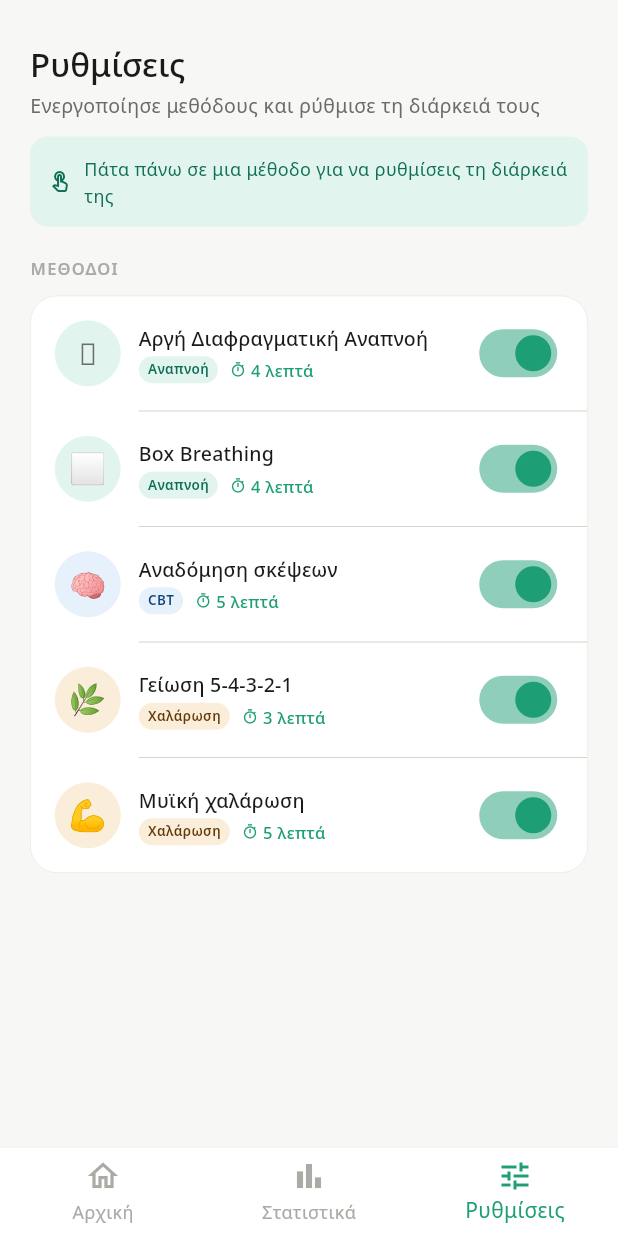
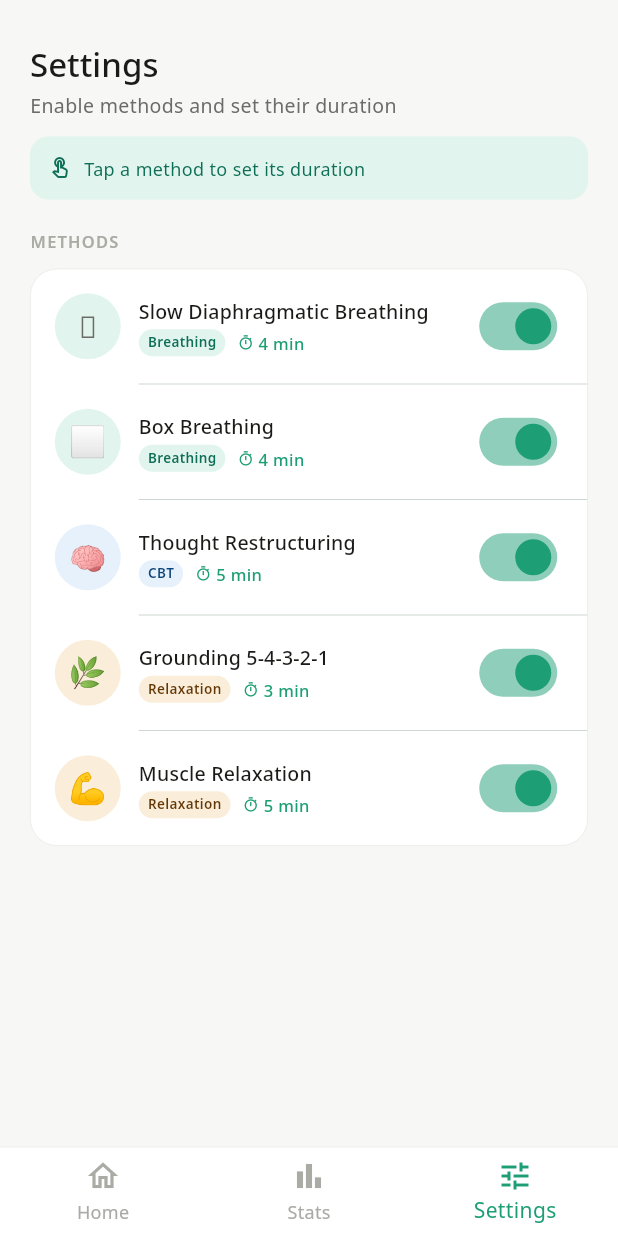
Before and after one commit to SteliosVan/AntiStress, a Flutter app: the screen it shows after launch, item 3 of the bottom bar chosen, on a phone screen of 412 x 824 dp. Run offline on Flutter 3.47's test engine with Material 3 defaults, Android fonts, the phone set to English and light mode, and no system bars; our stand-ins replace fl_chart, google_fonts, shared_preferences.

Commit message:
translated to engish

```diff
--- a/lib/data/exercises.dart
+++ b/lib/data/exercises.dart
@@ -48,11 +48,11 @@ class Exercise {
   String get typeName {
     switch (type) {
       case ExerciseType.breathing:
-        return 'Αναπνοή';
+        return 'Breathing';
       case ExerciseType.cbt:
         return 'CBT';
       case ExerciseType.relaxation:
-        return 'Χαλάρωση';
+        return 'Relaxation';
     }
   }
 }
@@ -60,10 +60,10 @@ class Exercise {
 final List<Exercise> exercises = [
   Exercise(
     id: '478',
-    name: 'Αργή Διαφραγματική Αναπνοή',
-    tagline: 'Ενεργοποιεί το παρασυμπαθητικό',
+    name: 'Slow Diaphragmatic Breathing',
+    tagline: 'Activates the parasympathetic system',
     description:
-        'Η τεχνική 4-7-8 ενεργοποιεί το παρασυμπαθητικό νευρικό σύστημα, μειώνοντας άμεσα τη φυσιολογική διέγερση του άγχους. Ιδανική για στιγμές έντασης.',
+        'The 4-7-8 technique activates the parasympathetic nervous system, reducing the physiological stress response. Ideal for tense moments.',
     type: ExerciseType.breathing,
     emoji: '🫁',
     durationMinutes: 4,
@@ -71,29 +71,29 @@ final List<Exercise> exercises = [
     textColor: const Color(0xFF0F6E56),
     steps: const [
       ExerciseStep(
-        title: 'Προετοιμασία',
+        title: 'Preparation',
         body:
-            'Κάθισε αναπαυτικά με την πλάτη ίσια. Χαλάρωσε τους ώμους σου.',
+            'Sit comfortably with your back straight. Relax your shoulders.',
       ),
       ExerciseStep(
-        title: 'Ακολούθησε τον ρυθμό',
-        body: 'Εισπνοή 5 δευτ. → εκπνοή 5 δευτ.',
+        title: 'Follow the rhythm',
+        body: 'Inhale 5 sec → exhale 5 sec',
         hasBreathAnimation: true,
         breathDurationSeconds: 10,
       ),
       ExerciseStep(
-        title: 'Ολοκληρώθηκε!',
+        title: 'Completed!',
         body:
-            'Μπράβο! Οι 4 κύκλοι ολοκληρώθηκαν. Παρατήρησε πώς νιώθεις τώρα σε σύγκριση με πριν.',
+            'Well done! Notice how you feel now compared to before.',
       ),
     ],
   ),
   Exercise(
     id: 'box',
     name: 'Box Breathing',
-    tagline: 'Τεχνική Navy SEALs',
+    tagline: 'Navy SEALs technique',
     description:
-        'Η τετράγωνη αναπνοή χρησιμοποιείται από επαγγελματίες υψηλού στρες για άμεσο έλεγχο του νευρικού συστήματος. Απλή, ισορροπημένη, αποτελεσματική.',
+        'Box breathing is used by high-stress professionals for direct nervous system control. Simple, balanced, effective.',
     type: ExerciseType.breathing,
     emoji: '⬜',
     durationMinutes: 4,
@@ -101,29 +101,29 @@ final List<Exercise> exercises = [
     textColor: const Color(0xFF0F6E56),
     steps: const [
       ExerciseStep(
-        title: 'Προετοιμασία',
-        body: 'Κάθισε αναπαυτικά με την πλάτη ίσια. Χαλάρωσε τους ώμους σου.',
+        title: 'Preparation',
+        body: 'Sit comfortably with your back straight. Relax your shoulders.',
       ),
       ExerciseStep(
-        title: 'Ακολούθησε τον ρυθμό',
+        title: 'Follow the rhythm',
         body:
-            'Εισπνοή 4 δευτ. → Κράτα 4 δευτ. → Εκπνοή 4 δευτ. → Κράτα 4 δευτ.',
+            'Inhale 4 sec → hold 4 sec → exhale 4 sec → hold 4 sec',
         hasBreathAnimation: true,
         breathDurationSeconds: 16,
       ),
       ExerciseStep(
-        title: 'Τέλεια!',
+        title: 'Great job!',
         body:
-            'Οι 5 κύκλοι ολοκληρώθηκαν. Αυτή η τεχνική μπορεί να επαναλαμβάνεται όποτε χρειαστείς.',
+            'The 5 cycles are complete. This technique can be repeated whenever you need it.',
       ),
     ],
   ),
   Exercise(
     id: 'cbt',
-    name: 'Αναδόμηση σκέψεων',
-    tagline: 'Γνωσιακή τεχνική CBT',
+    name: 'Thought Restructuring',
+    tagline: 'CBT technique',
     description:
-        'Η γνωσιακή αναδόμηση (CBT) βοηθά να αλλάξεις τον τρόπο που ερμηνεύεις στρεσογόνες καταστάσεις, αντικαθιστώντας αυτόματες αρνητικές σκέψεις με πιο ισορροπημένες.',
+        'Cognitive restructuring (CBT) helps you change how you interpret stressful situations, replacing automatic negative thoughts with more balanced ones.',
     type: ExerciseType.cbt,
     emoji: '🧠',
     durationMinutes: 5,
@@ -131,38 +131,38 @@ final List<Exercise> exercises = [
     textColor: const Color(0xFF0C447C),
     steps: const [
       ExerciseStep(
-        title: 'Εισαγωγή',
+        title: 'Introduction',
         body:
-            'Θα εξετάσουμε μια αγχώδη σκέψη βήμα-βήμα. Στόχος είναι να τη δούμε πιο αντικειμενικά — όχι να την αγνοήσουμε.',
+            'We will examine a stressful thought step-by-step. The goal is to see it more objectively — not ignore it.',
       ),
       ExerciseStep(
-        title: 'Γράψε τη σκέψη',
-        body: 'Ποια είναι η αγχώδης σκέψη που σε απασχολεί αυτή τη στιγμή;',
+        title: 'Write the thought',
+        body: 'What stressful thought is bothering you right now?',
         hasInput: true,
-        inputHint: 'π.χ. "Δεν θα τα καταφέρω στη δουλειά..."',
+        inputHint: 'e.g. "I won’t succeed at work..."',
       ),
       ExerciseStep(
-        title: 'Αμφισβήτησέ την',
+        title: 'Question it',
         body:
-            'Αυτή η σκέψη βασίζεται σε γεγονότα ή σε φόβο; Τι θα έλεγες σε έναν φίλο που την είχε;',
+            'Is this thought based on facts or fear? What would you say to a friend who had it?',
         hasInput: true,
-        inputHint: 'Τα αποδεικτικά στοιχεία λένε ότι...',
+        inputHint: 'The evidence shows that...',
       ),
       ExerciseStep(
-        title: 'Ισορροπημένη σκέψη',
+        title: 'Balanced thought',
         body:
-            'Γράψε μια πιο ισορροπημένη εκδοχή της αρχικής σκέψης. Δεν χρειάζεται να είναι θετική — απλά ρεαλιστική.',
+            'Write a more balanced version of the original thought. It doesn’t need to be positive — just realistic.',
         hasInput: true,
-        inputHint: 'Μια πιο ισορροπημένη σκέψη θα ήταν...',
+        inputHint: 'A more balanced thought could be...',
       ),
     ],
   ),
   Exercise(
     id: 'grounding',
-    name: 'Γείωση 5-4-3-2-1',
-    tagline: 'Αισθητηριακή εστίαση στο παρόν',
+    name: 'Grounding 5-4-3-2-1',
+    tagline: 'Present-moment sensory focus',
     description:
-        'Η τεχνική 5-4-3-2-1 σε αγκυρώνει στο παρόν μέσω των αισθήσεων, διακόπτοντας τον κύκλο αγχώδους σκέψης. Βασίζεται σε αρχές mindfulness.',
+        'The 5-4-3-2-1 technique anchors you in the present through the senses, interrupting the anxious thought cycle. Based on mindfulness principles.',
     type: ExerciseType.relaxation,
     emoji: '🌿',
     durationMinutes: 3,
@@ -170,28 +170,28 @@ final List<Exercise> exercises = [
     textColor: const Color(0xFF633806),
     steps: const [
       ExerciseStep(
-        title: 'Προετοιμασία',
+        title: 'Preparation',
         body:
-            'Κοίτα γύρω σου αργά. Πάρε μια βαθιά ανάσα. Θα χρησιμοποιήσουμε τις 5 αισθήσεις για να επιστρέψουμε στο παρόν.',
+            'Look around slowly. Take a deep breath. We will use the 5 senses to return to the present.',
       ),
       ExerciseStep(
-        title: 'Εντόπισε αισθήσεις',
+        title: 'Sense awareness',
         body:
-            '5 πράγματα που ΒΛΕΠΕΙΣ\n4 που ΑΓΓΙΖΕΙΣ\n3 που ΑΚΟΥΣ\n2 που ΜΥΡΙΖΕΙΣ\n1 που ΓΕΥΕΣΑΙ\n\nΠες τα αργά μέσα σου, ένα-ένα.',
+            '5 things you SEE\n4 you TOUCH\n3 you HEAR\n2 you SMELL\n1 you TASTE\n\nSay them slowly in your mind, one by one.',
       ),
       ExerciseStep(
-        title: 'Ολοκληρώθηκε!',
+        title: 'Completed!',
         body:
-            'Είσαι εδώ, στο παρόν. Αυτή η τεχνική μπορεί να γίνει παντού και οποτεδήποτε νιώσεις ότι το μυαλό σου "τρέχει".',
+            'You are here, in the present. This technique can be used anywhere, anytime you feel your mind racing.',
       ),
     ],
   ),
   Exercise(
     id: 'pmt',
-    name: 'Μυϊκή χαλάρωση',
-    tagline: 'Προοδευτική ένταση-χαλάρωση',
+    name: 'Muscle Relaxation',
+    tagline: 'Progressive tension-relaxation',
     description:
-        'Η προοδευτική μυϊκή χαλάρωση (PMR) μειώνει τη σωματική ένταση εναλλάσσοντας σφίξιμο και χαλάρωση σε κάθε μυϊκή ομάδα. Αποδεδειγμένη τεχνική κατά του άγχους.',
+        'Progressive muscle relaxation (PMR) reduces physical tension by alternating tightening and releasing each muscle group. A proven stress-relief technique.',
     type: ExerciseType.relaxation,
     emoji: '💪',
     durationMinutes: 5,
@@ -199,24 +199,24 @@ final List<Exercise> exercises = [
     textColor: const Color(0xFF633806),
     steps: const [
       ExerciseStep(
-        title: 'Προετοιμασία',
+        title: 'Preparation',
         body:
-            'Ξάπλωσε ή κάθισε αναπαυτικά. Θα διατρέξουμε 4 μυϊκές ομάδες: σφίξε κάθε μία για 5 δευτερόλεπτα, μετά χαλάρωσε πλήρως.',
+            'Lie down or sit comfortably. We will go through 4 muscle groups: tense each one for 5 seconds, then fully release.',
       ),
       ExerciseStep(
-        title: 'Πόδια & κνήμες',
+        title: 'Legs & calves',
         body:
-            'Σφίξε τα δάχτυλα των ποδιών σφιχτά για 5 δευτ.\nΜετά άφησε τα να χαλαρώσουν εντελώς για 20 δευτ.\nΠαρατήρησε τη διαφορά.',
+            'Tighten your toes and feet for 5 sec.\nThen let them fully relax for 20 sec.\nNotice the difference.',
       ),
       ExerciseStep(
-        title: 'Κοιλιά & στήθος',
+        title: 'Abs & chest',
         body:
-            'Πάρε βαθιά ανάσα και σφίξε την κοιλιά σου σφιχτά για 5 δευτ.\nΕκπνέεις αργά και χαλαρώνεις πλήρως για 20 δευτ.',
+            'Take a deep breath and tighten your abdomen for 5 sec.\nExhale slowly and fully relax for 20 sec.',
       ),
       ExerciseStep(
-        title: 'Χέρια & ώμοι',
+        title: 'Arms & shoulders',
         body:
-            'Σφίξε τις γροθιές και ανέβασε τους ώμους προς τα αυτιά για 5 δευτ.\nΑπελευθέρωσε και άφησε τα χέρια να πέσουν βαριά.',
+            'Clench your fists and lift your shoulders toward your ears for 5 sec.\nRelease and let your arms fall heavy.',
       ),
     ],
   ),
--- a/lib/main.dart
+++ b/lib/main.dart
@@ -68,17 +68,17 @@ class _MainShellState extends State<MainShell> {
             BottomNavigationBarItem(
               icon: Icon(Icons.home_outlined),
               activeIcon: Icon(Icons.home),
-              label: 'Αρχική',
+              label: 'Home',
             ),
             BottomNavigationBarItem(
               icon: Icon(Icons.bar_chart_outlined),
               activeIcon: Icon(Icons.bar_chart),
-              label: 'Στατιστικά',
+              label: 'Stats',
             ),
             BottomNavigationBarItem(
               icon: Icon(Icons.tune_outlined),
               activeIcon: Icon(Icons.tune),
-              label: 'Ρυθμίσεις',
+              label: 'Settings',
             ),
           ],
         ),
--- a/lib/screens/exercise_screen.dart
+++ b/lib/screens/exercise_screen.dart
@@ -81,7 +81,7 @@ class _ExerciseScreenState extends State<ExerciseScreen> {
         leading: IconButton(
           icon: const Icon(Icons.close, size: 24),
           color: const Color(0xFFA32D2D),
-          tooltip: 'Ακύρωση',
+          tooltip: 'Cancel',
           onPressed: _cancelSession,
         ),
         title: Column(
@@ -90,7 +90,7 @@ class _ExerciseScreenState extends State<ExerciseScreen> {
             Text(widget.exercise.name,
                 style: const TextStyle(fontSize: 15)),
             if (_durationMinutes > 0)
-              Text('$_durationMinutes λεπτά',
+              Text('$_durationMinutes min',
                   style: const TextStyle(
                       fontSize: 11, color: AppTheme.textTertiary)),
           ],
@@ -99,7 +99,7 @@ class _ExerciseScreenState extends State<ExerciseScreen> {
           IconButton(
             icon: const Icon(Icons.check_circle_outline, size: 26),
             color: AppTheme.primary,
-            tooltip: 'Ολοκλήρωση & Αξιολόγηση',
+            tooltip: 'Complete & review',
             onPressed: _completeSession,
           ),
           const SizedBox(width: 4),
@@ -167,7 +167,7 @@ class _ExerciseScreenState extends State<ExerciseScreen> {
                               const Icon(Icons.timer_outlined,
                                   size: 14, color: AppTheme.primaryDark),
                               const SizedBox(width: 6),
-                              Text('Διάρκεια: $_durationMinutes λεπτά',
+                              Text('Duration: $_durationMinutes min',
                                   style: const TextStyle(
                                       fontSize: 12,
                                       color: AppTheme.primaryDark,
@@ -249,9 +249,9 @@ class _ExerciseScreenState extends State<ExerciseScreen> {
             ),
 
             // Bottom button:
-            // First step → "Έναρξη"
+            // First step → "Start"
             // Middle steps → no button (user uses ✓ to complete)
-            // Last step → "Ολοκλήρωση & Αξιολόγηση"
+            // Last step → "Complete & review"
             if (isFirst || isLast)
               Padding(
                 padding: const EdgeInsets.fromLTRB(20, 0, 20, 20),
@@ -268,7 +268,7 @@ class _ExerciseScreenState extends State<ExerciseScreen> {
                       elevation: 0,
                     ),
                     child: Text(
-                      isFirst ? 'Έναρξη →' : 'Ολοκλήρωση & Αξιολόγηση →',
+                      isFirst ? 'Start →' : 'Complete & Review →',
                       style: const TextStyle(
                           fontSize: 15, fontWeight: FontWeight.w500),
                     ),
--- a/lib/screens/method_select_screen.dart
+++ b/lib/screens/method_select_screen.dart
@@ -63,7 +63,7 @@ class _MethodSelectScreenState extends State<MethodSelectScreen> {
           icon: const Icon(Icons.close),
           onPressed: () => Navigator.pop(context),
         ),
-        title: const Text('Επέλεξε μέθοδο'),
+        title: const Text('Choose a method'),
       ),
       body: SafeArea(
         child: Column(
@@ -72,7 +72,7 @@ class _MethodSelectScreenState extends State<MethodSelectScreen> {
             Padding(
               padding: const EdgeInsets.fromLTRB(24, 8, 24, 16),
               child: Text(
-                'Ποια μέθοδο θέλεις να ακολουθήσεις;',
+                'Which method do you want to follow?',
                 style: Theme.of(context).textTheme.bodyLarge,
               ),
             ),
@@ -84,11 +84,11 @@ class _MethodSelectScreenState extends State<MethodSelectScreen> {
                   children: [
                     Icon(Icons.tune, size: 48, color: AppTheme.textTertiary),
                     const SizedBox(height: 12),
-                    Text('Καμία μέθοδος ενεργοποιημένη',
+                    Text('No methods enabled',
                         style: Theme.of(context).textTheme.titleMedium
                             ?.copyWith(color: AppTheme.textSecondary)),
                     const SizedBox(height: 6),
-                    Text('Πήγαινε στις Ρυθμίσεις',
+                    Text('Go to Settings',
                         style: Theme.of(context).textTheme.bodyMedium),
                   ],
                 ),
@@ -167,7 +167,7 @@ class _MethodSelectScreenState extends State<MethodSelectScreen> {
                                         size: 13,
                                         color: AppTheme.primary),
                                     const SizedBox(width: 4),
-                                    Text('${duration.toInt()} λεπτά',
+                                    Text('${duration.toInt()} min',
                                         style: TextStyle(
                                             fontSize: 11,
                                             color: AppTheme.primary,
--- a/lib/screens/settings_screen.dart
+++ b/lib/screens/settings_screen.dart
@@ -98,7 +98,7 @@ class _SettingsScreenState extends State<SettingsScreen> {
                     children: [
                       Text(ex.name,
                           style: Theme.of(ctx).textTheme.titleMedium),
-                      Text('Ρύθμιση διάρκειας',
+                      Text('Duration setting',
                           style: Theme.of(ctx).textTheme.bodyMedium),
                     ],
                   ),
@@ -107,7 +107,7 @@ class _SettingsScreenState extends State<SettingsScreen> {
               const SizedBox(height: 28),
               Center(
                 child: Text(
-                  '${tempDuration.toInt()} λεπτά',
+                  '${tempDuration.toInt()} min',
                   style: const TextStyle(
                       fontSize: 48,
                       fontWeight: FontWeight.w700,
@@ -137,9 +137,9 @@ class _SettingsScreenState extends State<SettingsScreen> {
               Row(
                 mainAxisAlignment: MainAxisAlignment.spaceBetween,
                 children: [
-                  Text('2 λεπτά',
+                  Text('2 min',
                       style: Theme.of(ctx).textTheme.labelSmall),
-                  Text('10 λεπτά',
+                  Text('10 min',
                       style: Theme.of(ctx).textTheme.labelSmall),
                 ],
               ),
@@ -154,7 +154,7 @@ class _SettingsScreenState extends State<SettingsScreen> {
                     ScaffoldMessenger.of(context).showSnackBar(
                       SnackBar(
                         content: Text(
-                            '${ex.name}: ${tempDuration.toInt()} λεπτά'),
+                            '${ex.name}: ${tempDuration.toInt()} min'),
                         backgroundColor: AppTheme.primary,
                         behavior: SnackBarBehavior.floating,
                         shape: RoundedRectangleBorder(
@@ -170,7 +170,7 @@ class _SettingsScreenState extends State<SettingsScreen> {
                         borderRadius: BorderRadius.circular(12)),
                     elevation: 0,
                   ),
-                  child: const Text('Αποθήκευση',
+                  child: const Text('Save',
                       style: TextStyle(
                           fontSize: 15, fontWeight: FontWeight.w500)),
                 ),
@@ -215,10 +215,10 @@ class _SettingsScreenState extends State<SettingsScreen> {
             crossAxisAlignment: CrossAxisAlignment.start,
             children: [
               const SizedBox(height: 8),
-              Text('Ρυθμίσεις',
+              Text('Settings',
                   style: Theme.of(context).textTheme.headlineMedium),
               const SizedBox(height: 4),
-              Text('Ενεργοποίησε μεθόδους και ρύθμισε τη διάρκειά τους',
+              Text('Enable methods and set their duration',
                   style: Theme.of(context).textTheme.bodyMedium),
               const SizedBox(height: 12),
               Container(
@@ -234,7 +234,7 @@ class _SettingsScreenState extends State<SettingsScreen> {
                     const SizedBox(width: 8),
                     const Expanded(
                       child: Text(
-                        'Πάτα πάνω σε μια μέθοδο για να ρυθμίσεις τη διάρκειά της',
+                        'Tap a method to set its duration',
                         style: TextStyle(
                             fontSize: 12, color: AppTheme.primaryDark),
                       ),
@@ -243,7 +243,7 @@ class _SettingsScreenState extends State<SettingsScreen> {
                 ),
               ),
               const SizedBox(height: 20),
-              Text('ΜΕΘΟΔΟΙ',
+              Text('METHODS',
                   style: Theme.of(context).textTheme.labelSmall?.copyWith(
                       letterSpacing: 0.8, fontWeight: FontWeight.w600)),
               const SizedBox(height: 10),
@@ -340,7 +340,7 @@ class _SettingsScreenState extends State<SettingsScreen> {
                                                   : AppTheme.textTertiary),
                                           const SizedBox(width: 3),
                                           Text(
-                                            '${duration.toInt()} λεπτά',
+                                            '${duration.toInt()} min',
                                             style: TextStyle(
                                                 fontSize: 11,
                                                 color: enabled
--- a/lib/screens/stress_input_screen.dart
+++ b/lib/screens/stress_input_screen.dart
@@ -22,7 +22,7 @@ class _StressInputScreenState extends State<StressInputScreen> {
           icon: const Icon(Icons.close),
           onPressed: () => Navigator.pop(context),
         ),
-        title: const Text('Πώς νιώθεις;'),
+        title: const Text('How are you feeling?'),
       ),
       body: SafeArea(
         child: Padding(
@@ -41,7 +41,7 @@ class _StressInputScreenState extends State<StressInputScreen> {
                 child: StressSlider(
                   value: _stress,
                   onChanged: (v) => setState(() => _stress = v),
-                  label: 'Δήλωσε το επίπεδο άγχους σου:',
+                  label: 'Describe your stress level:',
                 ),
               ),
               const Spacer(),
@@ -63,7 +63,7 @@ class _StressInputScreenState extends State<StressInputScreen> {
                         borderRadius: BorderRadius.circular(14)),
                     elevation: 0,
                   ),
-                  child: const Text('Επέλεξε μέθοδο →',
+                  child: const Text('Choose a method →',
                       style: TextStyle(
                           fontSize: 15, fontWeight: FontWeight.w500)),
                 ),
--- a/lib/widgets/exercise_card.dart
+++ b/lib/widgets/exercise_card.dart
@@ -83,7 +83,7 @@ class ExerciseCard extends StatelessWidget {
                   ),
                   const SizedBox(height: 3),
                   Text(
-                    '${exercise.tagline} · ${exercise.durationMinutes} λεπτά',
+                    '${exercise.tagline} · ${exercise.durationMinutes} min',
                     style: Theme.of(context).textTheme.bodyMedium,
                   ),
                 ],
```
Also changed, not shown: lib/screens/history_screen.dart (+4 -4 lines), lib/screens/home_screen.dart (+5 -5 lines), lib/screens/post_check_screen.dart (+8 -8 lines), lib/screens/progress_screen.dart (+15 -15 lines), lib/screens/result_screen.dart (+8 -8 lines), lib/widgets/breath_animation.dart (+10 -10 lines), lib/widgets/stress_slider.dart (+8 -8 lines).
